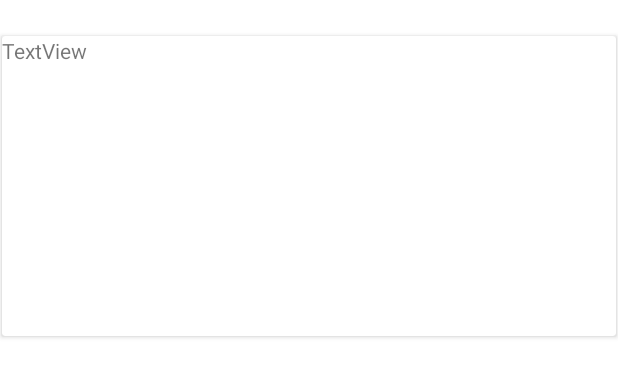
After one commit to kennethraff/ForestQ, an Android app: the layout card_florafauna.xml on its own in the app's theme, with its tools: preview values and no code run, on a phone screen of 412 x 824 dp. The commit adds this screen. Shown: the top 377 px of the screen. Run offline under Robolectric (Android 15) with nearby library versions, the phone set to English and light mode, and no system bars.

Commit message:
update 1.0.2

```diff
--- a/app/src/main/res/layout/activity_home.xml
+++ b/app/src/main/res/layout/activity_home.xml
@@ -4,4 +4,13 @@
     xmlns:tools="http://schemas.android.com/tools"
     android:layout_width="match_parent"
     android:layout_height="match_parent"
-    tools:context=".HomeActivity"/>
+    tools:context=".HomeActivity">
+
+    <androidx.recyclerview.widget.RecyclerView
+        android:layout_width="409dp"
+        android:layout_height="729dp"
+        app:layout_constraintBottom_toBottomOf="parent"
+        app:layout_constraintEnd_toEndOf="parent"
+        app:layout_constraintStart_toStartOf="parent"
+        app:layout_constraintTop_toTopOf="parent" />
+</androidx.constraintlayout.widget.ConstraintLayout>
--- /dev/null
+++ b/app/src/main/res/layout/card_florafauna.xml
@@ -0,0 +1,31 @@
+<?xml version="1.0" encoding="utf-8"?>
+<androidx.constraintlayout.widget.ConstraintLayout xmlns:android="http://schemas.android.com/apk/res/android"
+    xmlns:app="http://schemas.android.com/apk/res-auto"
+    xmlns:tools="http://schemas.android.com/tools"
+    android:layout_width="match_parent"
+    android:layout_height="wrap_content">
+
+    <androidx.cardview.widget.CardView
+        android:layout_width="409dp"
+        android:layout_height="200dp"
+        android:layout_marginTop="24dp"
+        android:layout_marginBottom="24dp"
+        app:layout_constraintBottom_toBottomOf="parent"
+        app:layout_constraintEnd_toEndOf="parent"
+        app:layout_constraintStart_toStartOf="parent"
+        app:layout_constraintTop_toTopOf="parent">
+
+        <androidx.constraintlayout.widget.ConstraintLayout
+            android:layout_width="match_parent"
+            android:layout_height="match_parent">
+
+            <TextView
+                android:id="@+id/textView"
+                android:layout_width="wrap_content"
+                android:layout_height="wrap_content"
+                android:text="TextView"
+                app:layout_constraintStart_toStartOf="parent"
+                app:layout_constraintTop_toTopOf="parent" />
+        </androidx.constraintlayout.widget.ConstraintLayout>
+    </androidx.cardview.widget.CardView>
+</androidx.constraintlayout.widget.ConstraintLayout>
```
